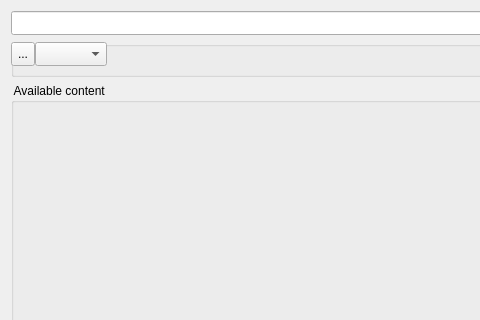
The window that DiagramForm.ui (fritzone/ddm) describes before a commit, drawn with Qt 5; both pictures show x 0 to 480 and y 0 to 320 of the 562 by 436 pixel window.
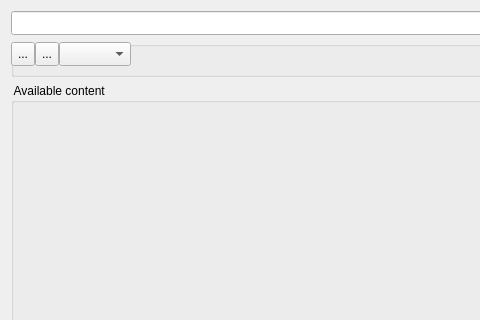
The same window after the commit. Icons and pictures are not drawn.

Commit message: stupid bugfix and more diagram integration 2

What changed in the file:
```diff
--- a/DiagramForm.ui
+++ b/DiagramForm.ui
@@ -90,6 +90,29 @@
          </property>
         </widget>
        </item>
+       <item>
+        <widget class="QToolButton" name="btnPrint">
+         <property name="maximumSize">
+          <size>
+           <width>24</width>
+           <height>24</height>
+          </size>
+         </property>
+         <property name="toolTip">
+          <string>Print diagram</string>
+         </property>
+         <property name="statusTip">
+          <string>Save diagram as image</string>
+         </property>
+         <property name="text">
+          <string>...</string>
+         </property>
+         <property name="icon">
+          <iconset resource="dbm.qrc">
+           <normaloff>:/images/actions/images/small/printer.png</normaloff>:/images/actions/images/small/printer.png</iconset>
+         </property>
+        </widget>
+       </item>
        <item>
         <widget class="QComboBox" name="comboBox">
          <property name="maximumSize">
```
Left out of the diff: 17 changed lines with no effect on the pictures. The commit also changes 13 other files.
